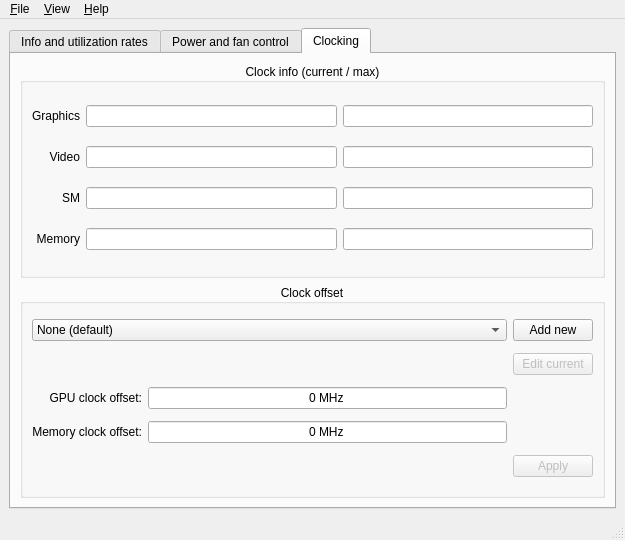
This is ui/mainwindow.ui in AlexandrAlexeev7119/NvCtrl-linux as Qt 5 draws it before an edit. The edited form follows.
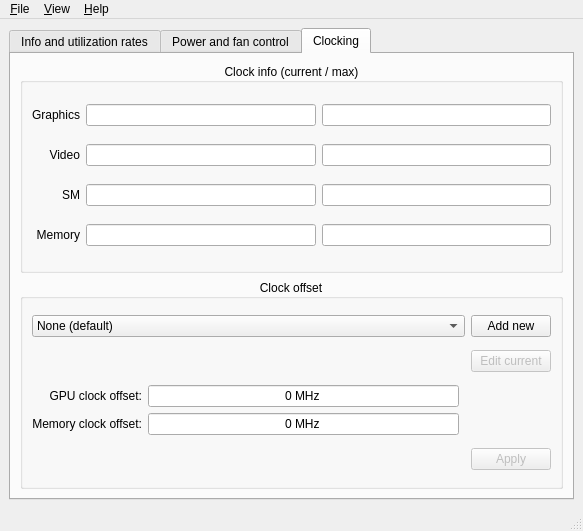
This is the edited form. Icons and pictures are not drawn.

Commit message: added clock profile basics

What changed in the file:
```diff
--- a/ui/mainwindow.ui
+++ b/ui/mainwindow.ui
@@ -6,10 +6,16 @@
    <rect>
     <x>0</x>
     <y>0</y>
-    <width>625</width>
-    <height>540</height>
+    <width>583</width>
+    <height>531</height>
    </rect>
   </property>
+  <property name="sizePolicy">
+   <sizepolicy hsizetype="Ignored" vsizetype="Preferred">
+    <horstretch>0</horstretch>
+    <verstretch>0</verstretch>
+   </sizepolicy>
+  </property>
   <property name="windowTitle">
    <string>GWEpp: Nvidia GPU control utility</string>
   </property>
@@ -864,24 +870,24 @@
            <set>Qt::AlignCenter</set>
           </property>
           <layout class="QGridLayout" name="gridLayout_8">
-           <item row="1" column="2">
-            <widget class="QPushButton" name="pushButton_edit_curr_clock_offset_profile">
-             <property name="enabled">
-              <bool>false</bool>
-             </property>
-             <property name="text">
-              <string>Edit current</string>
-             </property>
-            </widget>
-           </item>
-           <item row="0" column="2">
+           <item row="0" column="3">
             <widget class="QPushButton" name="pushButton_add_new_clock_offset_profile">
              <property name="text">
               <string>Add new</string>
              </property>
             </widget>
            </item>
-           <item row="0" column="0" colspan="2">
+           <item row="5" column="3">
+            <widget class="QPushButton" name="pushButton_edit_curr_clock_offset_profile">
+             <property name="enabled">
+              <bool>false</bool>
+             </property>
+             <property name="text">
+              <string>Edit current</string>
+             </property>
+            </widget>
+           </item>
+           <item row="0" column="1" colspan="2">
             <widget class="QComboBox" name="comboBox_select_clock_offset_profile">
              <item>
               <property name="text">
@@ -890,20 +896,19 @@
              </item>
             </widget>
            </item>
-           <item row="2" column="1">
-            <widget class="QLineEdit" name="lineEdit_current_gpu_clock_offset">
+           <item row="9" column="1">
+            <layout class="QGridLayout" name="gridLayout_10">
+             <item row="1" column="0">
+              <widget class="QLabel" name="label_2">
              <property name="text">
-              <string>0 MHz</string>
+                <string>Memory clock offset:</string>
              </property>
              <property name="alignment">
-              <set>Qt::AlignCenter</set>
-             </property>
-             <property name="readOnly">
-              <bool>true</bool>
+                <set>Qt::AlignRight|Qt::AlignTrailing|Qt::AlignVCenter</set>
              </property>
             </widget>
            </item>
-           <item row="3" column="1">
+             <item row="1" column="1">
             <widget class="QLineEdit" name="lineEdit_current_mem_clock_offset">
              <property name="text">
               <string>0 MHz</string>
@@ -916,17 +921,20 @@
              </property>
             </widget>
            </item>
-           <item row="4" column="2">
-            <widget class="QPushButton" name="pushButton_apply_clock_offset">
-             <property name="enabled">
-              <bool>false</bool>
-             </property>
+             <item row="0" column="1">
+              <widget class="QLineEdit" name="lineEdit_current_gpu_clock_offset">
              <property name="text">
-              <string>Apply</string>
+                <string>0 MHz</string>
+               </property>
+               <property name="alignment">
+                <set>Qt::AlignCenter</set>
+               </property>
+               <property name="readOnly">
+                <bool>true</bool>
              </property>
             </widget>
            </item>
-           <item row="2" column="0">
+             <item row="0" column="0">
             <widget class="QLabel" name="label">
              <property name="text">
               <string>GPU clock offset:</string>
@@ -936,13 +944,15 @@
              </property>
             </widget>
            </item>
-           <item row="3" column="0">
-            <widget class="QLabel" name="label_2">
-             <property name="text">
-              <string>Memory clock offset:</string>
+            </layout>
+           </item>
+           <item row="10" column="3">
+            <widget class="QPushButton" name="pushButton_apply_clock_offset">
+             <property name="enabled">
+              <bool>false</bool>
              </property>
-             <property name="alignment">
-              <set>Qt::AlignRight|Qt::AlignTrailing|Qt::AlignVCenter</set>
+             <property name="text">
+              <string>Apply</string>
              </property>
             </widget>
            </item>
@@ -960,7 +970,7 @@
     <rect>
      <x>0</x>
      <y>0</y>
-     <width>625</width>
+     <width>583</width>
      <height>22</height>
     </rect>
    </property>
```
Lines whose indentation alone changed are shown as unchanged. The commit also changes 5 other files.
